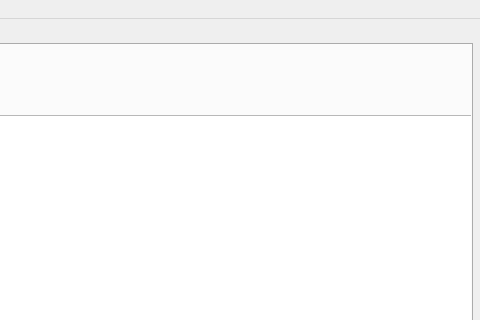
This is mainwindow.ui in josschi95/OTIS as Qt 5 draws it before an edit; both pictures show x 358 to 838 and y 0 to 320 of the 838 by 621 pixel window. The edited form follows.
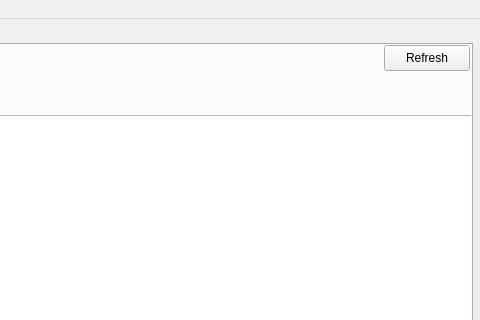
This is the edited form.

The edit to the form file:
```diff
--- a/mainwindow.ui
+++ b/mainwindow.ui
@@ -172,6 +172,19 @@
        </rect>
       </property>
      </widget>
+     <widget class="QPushButton" name="refreshLogsButton">
+      <property name="geometry">
+       <rect>
+        <x>740</x>
+        <y>0</y>
+        <width>86</width>
+        <height>26</height>
+       </rect>
+      </property>
+      <property name="text">
+       <string>Refresh</string>
+      </property>
+     </widget>
     </widget>
    </widget>
   </widget>
```
